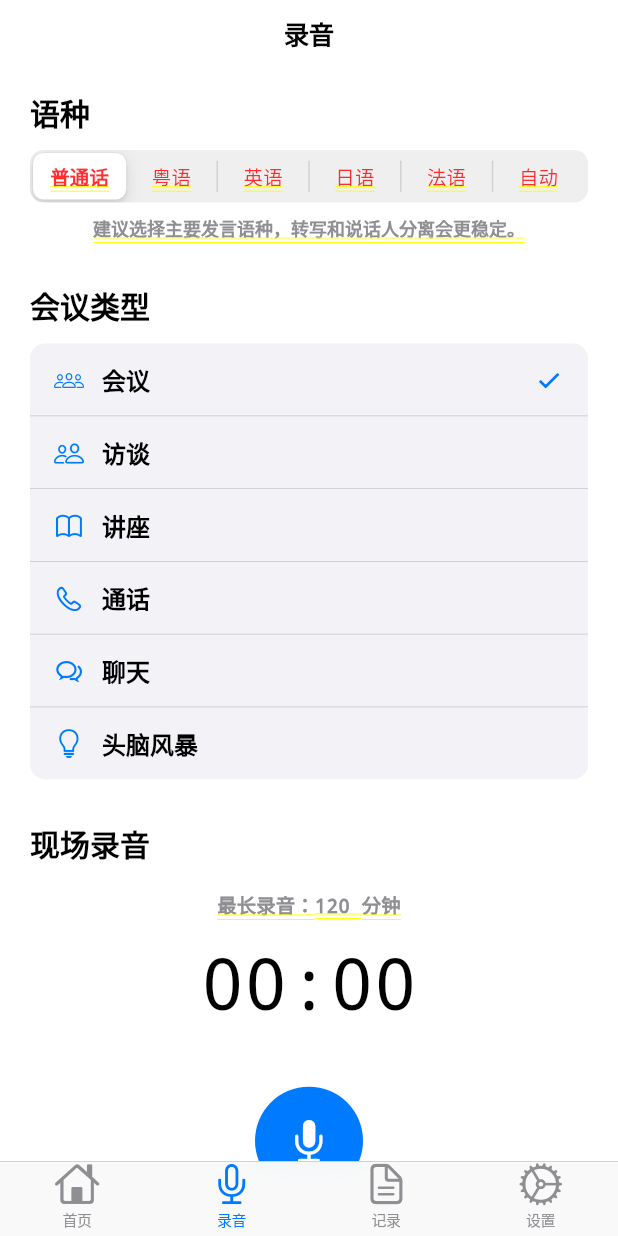
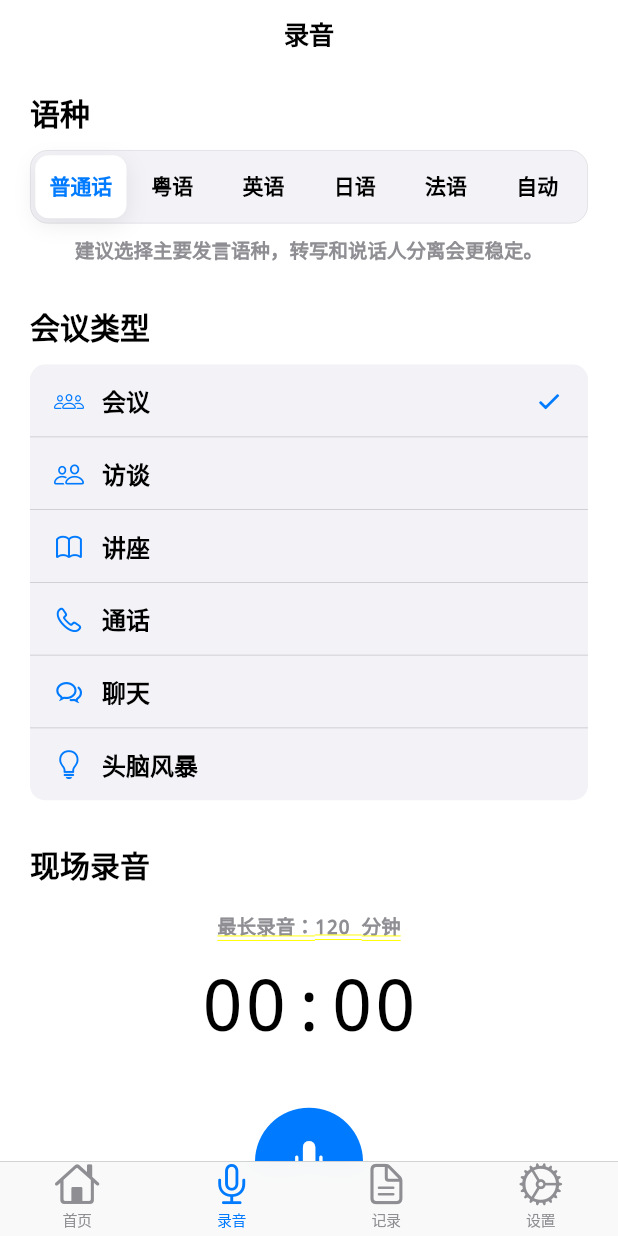
Before and after one commit to zhuoge-ouyang/meeting_listen, a Flutter app: the screen it shows after launch, item 2 of the bottom bar chosen, on a phone screen of 412 x 824 dp. Run offline on Flutter 3.47's test engine with Material 3 defaults, Android fonts, the phone set to English and light mode, and no system bars; our stand-ins replace dio, hive, hive_flutter, web; missing offline and left inert: dart:js_interop, record; accounts and stored records are empty.

Commit message:
fix: improve config diagnostics and recording UI

```diff
--- a/lib/screens/recording_screen.dart
+++ b/lib/screens/recording_screen.dart
@@ -84,37 +84,21 @@ class _RecordingScreenState extends State<RecordingScreen> {
               // ── Language Selection ─────────────────────────────────────
               _buildSectionTitle('语种'),
               const SizedBox(height: 10),
-              SizedBox(
-                width: double.infinity,
-                child: CupertinoSlidingSegmentedControl<String>(
-                  groupValue: _selectedLanguage,
-                  onValueChanged: (value) {
-                      LogService().info(LogSource.user, '选择语种: $value');
-                      setState(() => _selectedLanguage = value!);
-                  },
-                  children: {
-                    for (final entry in _languageOptions.entries)
-                      entry.key: Padding(
-                        padding: const EdgeInsets.symmetric(
-                            horizontal: 4, vertical: 6),
-                        child: Text(
-                          entry.value,
-                          style: const TextStyle(fontSize: 13),
-                        ),
-                      ),
-                  },
-                ),
-              ),
-              const SizedBox(height: 8),
+              _buildLanguageSelector(),
+              const SizedBox(height: 10),
               Center(
                 child: Text(
                   _selectedLanguage == 'auto'
                       ? '自动识别适合不确定语种的录音。'
                       : '建议选择主要发言语种，转写和说话人分离会更稳定。',
                   style: const TextStyle(
-                    fontSize: 12,
+                    fontSize: 13,
+                    fontWeight: FontWeight.w600,
+                    height: 1.25,
                     color: AppColors.textLight,
+                    decoration: TextDecoration.none,
                   ),
+                  textAlign: TextAlign.center,
                 ),
               ),
 
@@ -164,6 +148,37 @@ class _RecordingScreenState extends State<RecordingScreen> {
     );
   }
 
+  Widget _buildLanguageSelector() {
+    return Container(
+      width: double.infinity,
+      padding: const EdgeInsets.all(3),
+      decoration: BoxDecoration(
+        color: AppColors.surface,
+        borderRadius: BorderRadius.circular(12),
+        border: Border.all(
+          color: AppColors.separator.withValues(alpha: 0.45),
+          width: 0.5,
+        ),
+      ),
+      child: Row(
+        children: [
+          for (final entry in _languageOptions.entries)
+            Expanded(
+              child: _LanguageSegment(
+                label: entry.value,
+                isSelected: _selectedLanguage == entry.key,
+                onTap: () {
+                  if (_selectedLanguage == entry.key) return;
+                  LogService().info(LogSource.user, '选择语种: ${entry.key}');
+                  setState(() => _selectedLanguage = entry.key);
+                },
+              ),
+            ),
+        ],
+      ),
+    );
+  }
+
   // ── Meeting type list (iOS-style) ────────────────────────────────────────
 
   Widget _buildMeetingTypeList() {
@@ -185,8 +200,7 @@ class _RecordingScreenState extends State<RecordingScreen> {
             onTap: () => setState(() => _selectedMeetingType = value),
             behavior: HitTestBehavior.opaque,
             child: Container(
-              padding:
-                  const EdgeInsets.symmetric(horizontal: 16, vertical: 12),
+              padding: const EdgeInsets.symmetric(horizontal: 16, vertical: 12),
               decoration: BoxDecoration(
                 border: isLast
                     ? null
@@ -265,9 +279,8 @@ class _RecordingScreenState extends State<RecordingScreen> {
                 color: audio.isNearTimeLimit
                     ? AppColors.errorRed
                     : AppColors.textLight,
-                fontWeight: audio.isNearTimeLimit
-                    ? FontWeight.w600
-                    : FontWeight.normal,
+                fontWeight:
+                    audio.isNearTimeLimit ? FontWeight.w600 : FontWeight.normal,
               ),
             ),
             const SizedBox(height: 12),
@@ -380,11 +393,13 @@ class _RecordingScreenState extends State<RecordingScreen> {
 
       final res = audioData != null
           ? await apiService.transcribeWithAudioData(
-              audioData, _selectedMeetingType,
+              audioData,
+              _selectedMeetingType,
               language: _selectedLanguage,
             )
           : await apiService.transcribe(
-              fileToTranscribe, _selectedMeetingType,
+              fileToTranscribe,
+              _selectedMeetingType,
               language: _selectedLanguage,
             );
 
@@ -416,7 +431,9 @@ class _RecordingScreenState extends State<RecordingScreen> {
 
     try {
       final res = await apiService.transcribeUploadedFile(
-        audioData, fileName, _selectedMeetingType,
+        audioData,
+        fileName,
+        _selectedMeetingType,
         language: _selectedLanguage,
       );
       await storageService.save(res);
@@ -436,3 +453,55 @@ class _RecordingScreenState extends State<RecordingScreen> {
     }
   }
 }
+
+class _LanguageSegment extends StatelessWidget {
+  const _LanguageSegment({
+    required this.label,
+    required this.isSelected,
+    required this.onTap,
+  });
+
+  final String label;
+  final bool isSelected;
+  final VoidCallback onTap;
+
+  @override
+  Widget build(BuildContext context) {
+    return GestureDetector(
+      behavior: HitTestBehavior.opaque,
+      onTap: onTap,
+      child: AnimatedContainer(
+        duration: const Duration(milliseconds: 160),
+        curve: Curves.easeOutCubic,
+        height: 42,
+        alignment: Alignment.center,
+        decoration: BoxDecoration(
+          color: isSelected ? AppColors.paper : Colors.transparent,
+          borderRadius: BorderRadius.circular(9),
+          boxShadow: isSelected
+              ? [
+                  BoxShadow(
+                    color: Colors.black.withValues(alpha: 0.08),
+                    blurRadius: 12,
+                    offset: const Offset(0, 4),
+                  ),
+                ]
+              : null,
+        ),
+        child: Text(
+          label,
+          maxLines: 1,
+          overflow: TextOverflow.ellipsis,
+          textAlign: TextAlign.center,
+          style: TextStyle(
+            color: isSelected ? AppColors.primaryBlue : AppColors.textDark,
+            fontSize: 14,
+            height: 1.1,
+            fontWeight: isSelected ? FontWeight.w700 : FontWeight.w600,
+            decoration: TextDecoration.none,
+          ),
+        ),
+      ),
+    );
+  }
+}
```
Also changed, not shown: lib/services/api_service.dart (+29 -6 lines), 5 other files.
